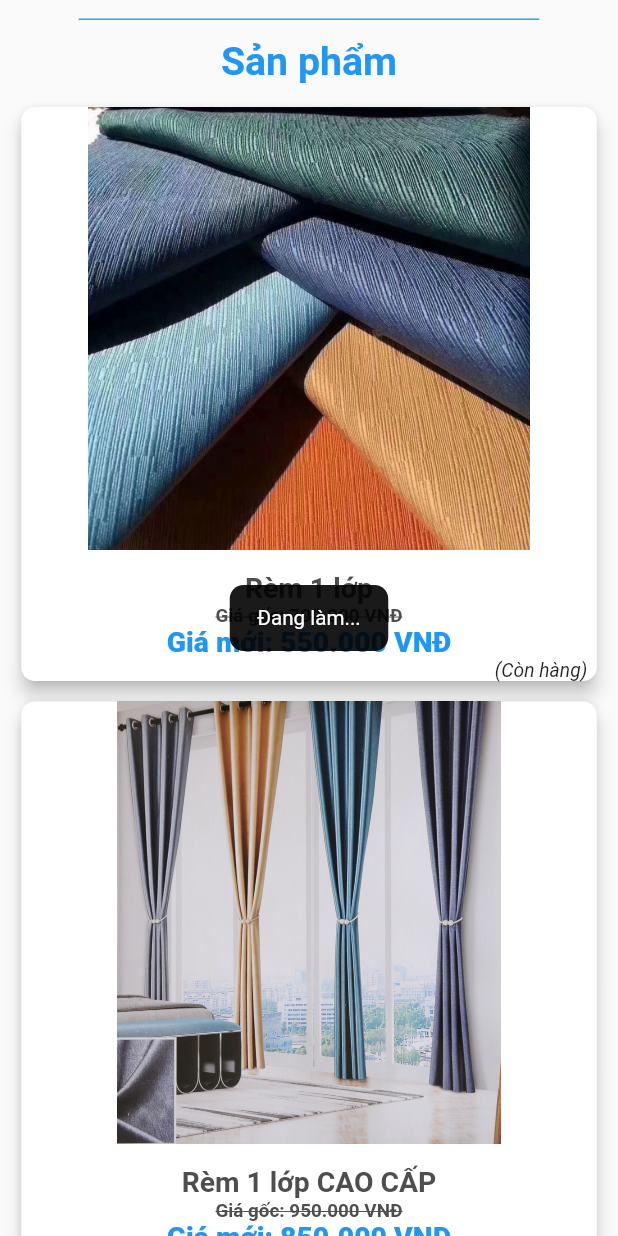
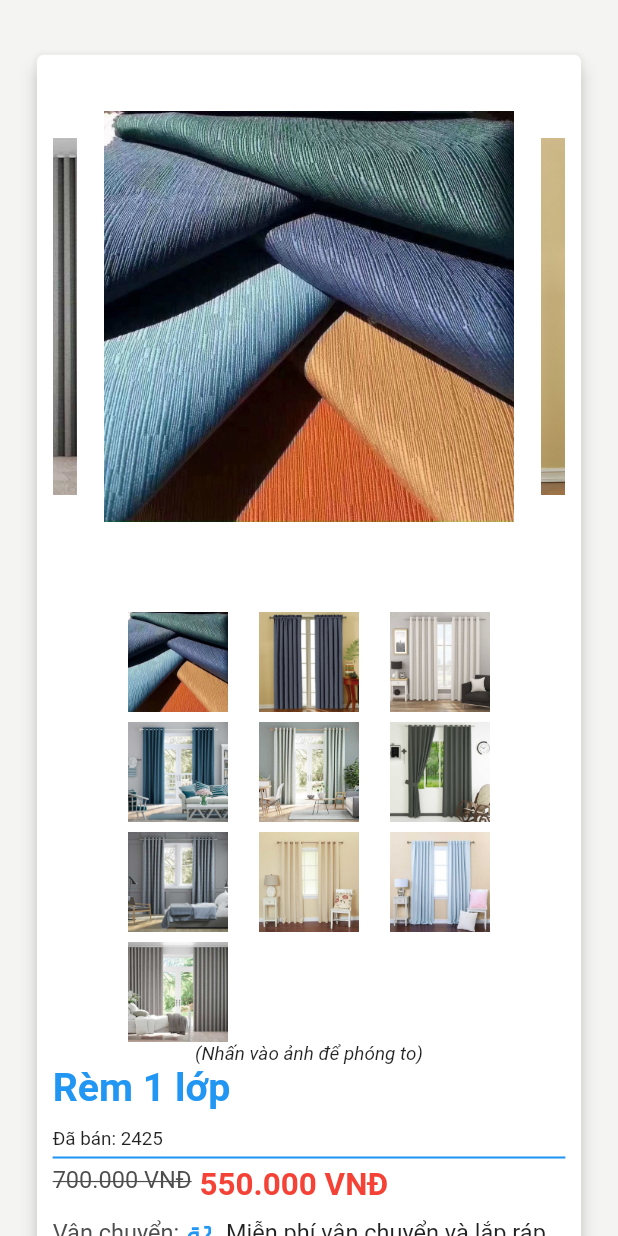
Before and after one commit to tranvanphay/tan_hoang_thach, a Flutter app: the ProductMobile widget shown alone on an empty page, opened directly, after a tap on "(Còn hàng)", on a phone screen of 412 x 824 dp. Run offline on Flutter 3.47's test engine with Material 2 defaults, Android fonts, the light colour scheme and no system bars; drawn by our look-alikes of carousel_slider; our stand-ins replace flutter_easyloading, flutter_screenutil, flutter_svg, get, google_fonts, photo_view and 3 more; missing offline and left inert: flutter_shake_animated, google_maps_flutter_web; Roboto replaces fonts that are missing (Barlow).

Commit message:
add-on product details

```diff
--- a/lib/home.dart
+++ b/lib/home.dart
@@ -48,6 +48,7 @@ class _HomePageState extends State<HomePage> {
                 children: [
                   FloatingActionButton(
                     elevation: 0,
+                    heroTag: "btn1",
                     backgroundColor: Colors.transparent,
                     foregroundColor: Colors.transparent,
                     onPressed: () {
@@ -69,9 +70,11 @@ class _HomePageState extends State<HomePage> {
                   ),
                   FloatingActionButton(
                     elevation: 0,
+                    heroTag: "btn2",
                     backgroundColor: Colors.transparent,
                     foregroundColor: Colors.transparent,
                     onPressed: () {
+                      //Gọi 2 lần để không bị lỗi trên ip12 ios 16
                       _launchUrl('http://m.me/chiasemoithu.net');
                       _launchUrl('http://m.me/chiasemoithu.net');
                     },
@@ -90,6 +93,7 @@ class _HomePageState extends State<HomePage> {
               ),
               FloatingActionButton(
                 elevation: 0,
+                heroTag: "btn3",
                 backgroundColor: Colors.transparent,
                 foregroundColor: Colors.transparent,
                 onPressed: () {
--- a/lib/main.dart
+++ b/lib/main.dart
@@ -3,7 +3,10 @@ import 'package:flutter_easyloading/flutter_easyloading.dart';
 import 'package:flutter_screenutil/flutter_screenutil.dart';
 import 'package:responsive_framework/responsive_framework.dart';
 import 'package:tan_hoang_thach/home.dart';
+import 'package:tan_hoang_thach/model/product.dart';
 import 'package:tan_hoang_thach/routes.dart';
+import 'package:tan_hoang_thach/widget/desktop/product_detail_desktop.dart';
+import 'package:tan_hoang_thach/widget/mobile/product_detail_mobile.dart';
 
 void main() {
   runApp(MyApp());
@@ -59,6 +62,16 @@ class MyApp extends StatelessWidget {
               switch (settings.name) {
                 case Routes.home:
                   return const HomePage();
+                case Routes.productDetail:
+                  final args = settings.arguments as Product;
+                  return ProductDetailDesktop(
+                    product: args,
+                  );
+                case Routes.productDetailMob:
+                  final args = settings.arguments as Product;
+                  return ProductDetailMobile(
+                    product: args,
+                  );
                 default:
                   return const SizedBox.shrink();
               }
--- a/lib/routes.dart
+++ b/lib/routes.dart
@@ -3,6 +3,8 @@ import 'package:flutter/widgets.dart';
 
 class Routes {
   static const String home = "/";
+  static const String productDetail = "/product-detail";
+  static const String productDetailMob = "/product-detailmb";
 
   static Route<T> fadeThrough<T>(RouteSettings settings, WidgetBuilder page,
       {int duration = 300}) {
--- a/lib/utils/colors.dart
+++ b/lib/utils/colors.dart
@@ -6,4 +6,6 @@ class AppColor {
   static const Color textGrey = Color.fromARGB(255, 78, 78, 78);
 
   static const Color textBlue = Colors.blue;
+
+  static const Color appBg = Color.fromARGB(255, 244, 244, 242);
 }
--- a/lib/widget/desktop/product_desktop.dart
+++ b/lib/widget/desktop/product_desktop.dart
@@ -7,7 +7,9 @@ import 'package:flutter_screenutil/flutter_screenutil.dart';
 import 'package:flutter_staggered_grid_view/flutter_staggered_grid_view.dart';
 import 'package:get/get.dart';
 import 'package:tan_hoang_thach/model/product.dart';
+import 'package:tan_hoang_thach/routes.dart';
 import 'package:tan_hoang_thach/utils/colors.dart';
+import 'package:tan_hoang_thach/widget/desktop/product_detail_desktop.dart';
 
 class ProductDesktop extends StatefulWidget {
   const ProductDesktop({Key? key}) : super(key: key);
@@ -170,7 +172,7 @@ class _ProductDesktopState extends State<ProductDesktop> {
         ),
       ),
       onTap: () {
-        EasyLoading.showToast('Đang làm...');
+        Navigator.pushNamed(context, Routes.productDetail, arguments: product);
       },
     );
   }
--- /dev/null
+++ b/lib/widget/mobile/product_detail_mobile.dart
@@ -0,0 +1,296 @@
+import 'package:carousel_slider/carousel_slider.dart';
+import 'package:flutter/material.dart';
+import 'package:flutter_screenutil/flutter_screenutil.dart';
+import 'package:flutter_staggered_grid_view/flutter_staggered_grid_view.dart';
+import 'package:tan_hoang_thach/model/product.dart';
+import 'package:tan_hoang_thach/utils/colors.dart';
+
+class ProductDetailMobile extends StatefulWidget {
+  final Product product;
+  ProductDetailMobile({Key? key, required this.product});
+
+  @override
+  State<ProductDetailMobile> createState() => _ProductDetailMobileState();
+}
+
+class _ProductDetailMobileState extends State<ProductDetailMobile> {
+  @override
+  Widget build(BuildContext context) {
+    return Scaffold(
+      backgroundColor: AppColor.appBg,
+      body: SingleChildScrollView(
+          padding: EdgeInsets.only(left: 20.w, right: 20.w, top: 30.h),
+          child: Column(
+            crossAxisAlignment: CrossAxisAlignment.start,
+            children: [
+              Card(
+                elevation: 5,
+                shape: RoundedRectangleBorder(
+                  borderRadius: BorderRadius.circular(5.0),
+                ),
+                child: Padding(
+                  padding:
+                      EdgeInsets.symmetric(horizontal: 10.r, vertical: 10.r),
+                  child: Column(
+                    children: [
+                      _photoView(widget.product),
+                      _info(widget.product)
+                    ],
+                  ),
+                ),
+              )
+            ],
+          )),
+    );
+  }
+
+  Widget _info(Product product) {
+    return Column(
+      crossAxisAlignment: CrossAxisAlignment.start,
+      mainAxisAlignment: MainAxisAlignment.start,
+      children: [
+        Text(
+          product.name ?? '',
+          style: TextStyle(
+              fontSize: 25.sp,
+              color: AppColor.textBlue,
+              fontWeight: FontWeight.w600),
+        ),
+        SizedBox(
+          height: 10.h,
+        ),
+        Text(
+          'Đã bán: ${product.sold}',
+          style: TextStyle(fontSize: 12.sp),
+        ),
+        Divider(
+          color: AppColor.textBlue,
+          thickness: 1.5,
+          height: 10.h,
+        ),
+        Row(
+          crossAxisAlignment: CrossAxisAlignment.start,
+          children: [
+            Text(
+              '${product.stockPrice}',
+              style: TextStyle(
+                  color: AppColor.textGrey,
+                  fontSize: 15.sp,
+                  decoration: TextDecoration.lineThrough),
+            ),
+            SizedBox(
+              width: 5.w,
+            ),
+            Text(
+              '${product.salePrice}',
+              style: TextStyle(
+                  color: Colors.red,
+                  fontSize: 20.sp,
+                  fontWeight: FontWeight.w700),
+            ),
+          ],
+        ),
+        SizedBox(
+          height: 10.h,
+        ),
+        Row(
+          crossAxisAlignment: CrossAxisAlignment.start,
+          children: [
+            Text(
+              'Vận chuyển: ',
+              style: TextStyle(color: AppColor.textGrey, fontSize: 15.sp),
+            ),
+            const Icon(
+              Icons.delivery_dining_outlined,
+              color: Colors.blue,
+            ),
+            SizedBox(
+              width: 5.w,
+            ),
+            Expanded(
+              child: Text(
+                'Miễn phí vận chuyển và lắp ráp',
+                style: TextStyle(fontSize: 15.sp),
+              ),
+            ),
+          ],
+        ),
+        SizedBox(
+          height: 10.h,
+        ),
+        Row(
+          crossAxisAlignment: CrossAxisAlignment.start,
+          children: [
+            Text(
+              'Đơn vị: ',
+              style: TextStyle(color: AppColor.textGrey, fontSize: 15.sp),
+            ),
+            Expanded(
+              child: Text(
+                product.unit ?? '',
+                style: TextStyle(fontSize: 15.sp),
+              ),
+            ),
+          ],
+        ),
+        SizedBox(
+          height: 10.h,
+        ),
+        Row(
+          crossAxisAlignment: CrossAxisAlignment.start,
+          children: [
+            Text(
+              'Bảo hành: ',
+              style: TextStyle(color: AppColor.textGrey, fontSize: 15.sp),
+            ),
+            Expanded(
+              child: Text(
+                product.guarantee ?? '',
+                style: TextStyle(fontSize: 15.sp),
+              ),
+            ),
+          ],
+        ),
+        SizedBox(
+          height: 10.h,
+        ),
+        Row(
+          crossAxisAlignment: CrossAxisAlignment.start,
+          children: [
+            Text(
+              'Màu sắc: ',
+              style: TextStyle(color: AppColor.textGrey, fontSize: 15.sp),
+            ),
+            Expanded(
+              child: Text(
+                'Liên hệ để được tư vấn và xem hình ảnh thực tế',
+                style: TextStyle(fontSize: 15.sp),
+              ),
+            ),
+          ],
+        ),
+        SizedBox(
+          height: 10.h,
+        ),
+        Row(
+          crossAxisAlignment: CrossAxisAlignment.start,
+          children: [
+            Text(
+              'Chất liệu: ',
+              style: TextStyle(color: AppColor.textGrey, fontSize: 15.sp),
+            ),
+            Expanded(
+              child: Text(
+                product.material ?? '',
+                style: TextStyle(fontSize: 15.sp),
+              ),
+            ),
+          ],
+        ),
+        SizedBox(
+          height: 10.h,
+        ),
+        Row(
+          crossAxisAlignment: CrossAxisAlignment.start,
+          children: [
+            Text(
+              'Tình trạng: ',
+              style: TextStyle(color: AppColor.textGrey, fontSize: 15.sp),
+            ),
+            Expanded(
+              child: Text(
+                product.isOutOfStock == true ? "Hết hàng" : "Còn hàng",
+                style: TextStyle(fontSize: 15.sp),
+              ),
+            ),
+          ],
+        )
+      ],
+    );
+  }
+
+  Widget _photoView(Product product) {
+    return Column(
+      children: [
+        CarouselSlider(
+            items: product.images!
+                .map((image) => Image.asset(
+                      'assets/${product.type}/$image',
+                      width: double.infinity,
+                    ))
+                .toList(),
+            options: CarouselOptions(
+              height: 300.h,
+              viewportFraction: 0.8,
+              initialPage: 0,
+              enableInfiniteScroll: true,
+              reverse: false,
+              autoPlay: true,
+              autoPlayInterval: const Duration(seconds: 2),
+              autoPlayAnimationDuration: const Duration(milliseconds: 800),
+              autoPlayCurve: Curves.fastOutSlowIn,
+              enlargeCenterPage: true,
+              enlargeFactor: 0.3,
+              scrollDirection: Axis.horizontal,
+            )),
+        SizedBox(
+          height: 30.h,
+        ),
+        SizedBox(
+          width: 250.r,
+          child: StaggeredGridView.countBuilder(
+            crossAxisCount: 3,
+            physics: const NeverScrollableScrollPhysics(),
+            shrinkWrap: true,
+            itemCount: product.images!.length,
+            itemBuilder: (buildContext, index) {
+              return _itemAssets(product.images![index], product.type!);
+            },
+            staggeredTileBuilder: (int index) {
+              return const StaggeredTile.fit(1);
+            },
+            mainAxisSpacing: 6.r,
+          ),
+        ),
+        Text(
+          "(Nhấn vào ảnh để phóng to)",
+          style: TextStyle(fontStyle: FontStyle.italic, fontSize: 12.sp),
+        )
+      ],
+    );
+  }
+
+  Widget _itemAssets(String assets, String type) {
+    return InkWell(
+      onTap: () {
+        _showDialogPhoto('assets/$type/$assets');
+      },
+      child: Image.asset(
+        'assets/$type/$assets',
+        width: 64.r,
+        height: 64.r,
+        fit: BoxFit.contain,
+      ),
+    );
+  }
+
+  void _showDialogPhoto(String url) {
+    showDialog(
+        context: context,
+        builder: (context) {
+          return AlertDialog(
+            shape: const RoundedRectangleBorder(
+              borderRadius: BorderRadius.all(
+                Radius.circular(
+                  20.0,
+                ),
+              ),
+            ),
+            contentPadding: const EdgeInsets.only(
+              top: 10.0,
+            ),
+            content: Image.asset(url),
+          );
+        });
+  }
+}
--- a/lib/widget/mobile/product_mobile.dart
+++ b/lib/widget/mobile/product_mobile.dart
@@ -7,6 +7,7 @@ import 'package:flutter_screenutil/flutter_screenutil.dart';
 import 'package:flutter_staggered_grid_view/flutter_staggered_grid_view.dart';
 import 'package:get/get.dart';
 import 'package:tan_hoang_thach/model/product.dart';
+import 'package:tan_hoang_thach/routes.dart';
 import 'package:tan_hoang_thach/utils/colors.dart';
 
 class ProductMobile extends StatefulWidget {
@@ -169,7 +170,8 @@ class _ProductMobileState extends State<ProductMobile> {
         ),
       ),
       onTap: () {
-        EasyLoading.showToast('Đang làm...');
+        Navigator.pushNamed(context, Routes.productDetailMob,
+            arguments: product);
       },
     );
   }
--- a/pubspec.yaml
+++ b/pubspec.yaml
@@ -45,6 +45,7 @@ dependencies:
   # The following adds the Cupertino Icons font to your application.
   # Use with the CupertinoIcons class for iOS style icons.
   cupertino_icons: ^1.0.2
+  photo_view: ^0.14.0
 
 dev_dependencies:
   flutter_test:
```
Also changed, not shown: assets/product.json (+42 -9 lines), lib/widget/desktop/product_detail_desktop.dart (added, +298 -0 lines), pubspec.lock, 1 other file.
